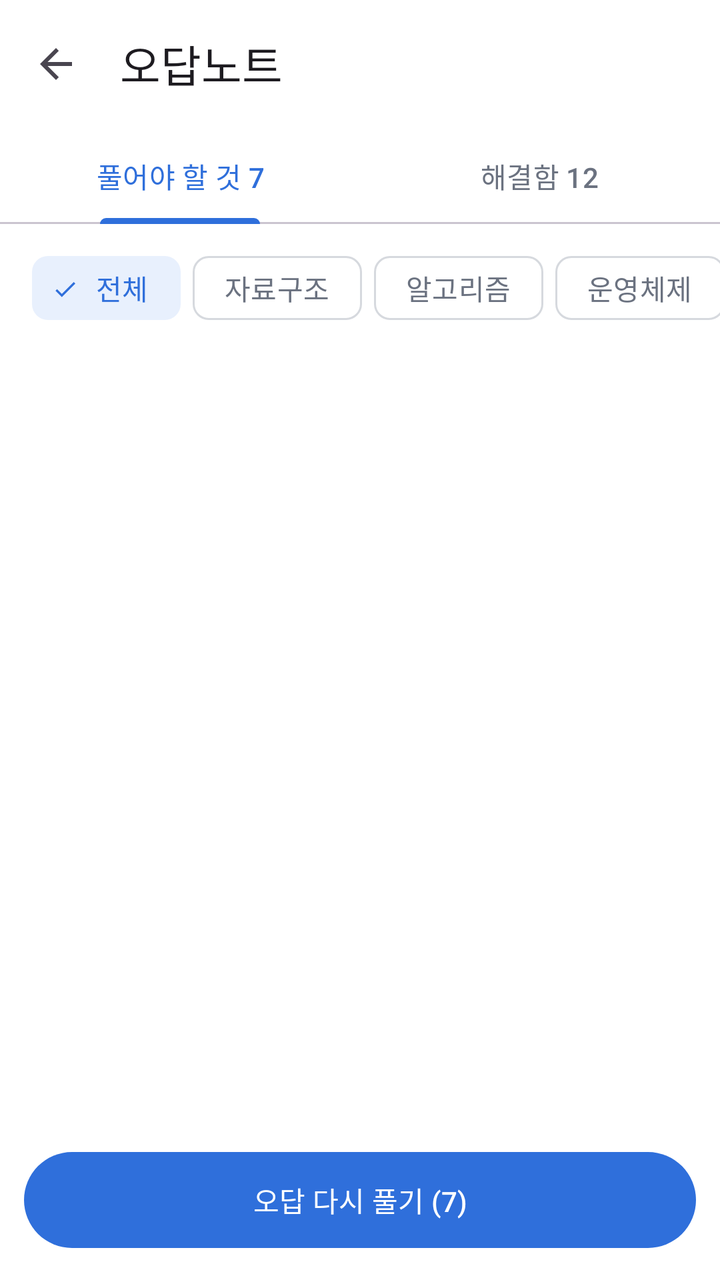
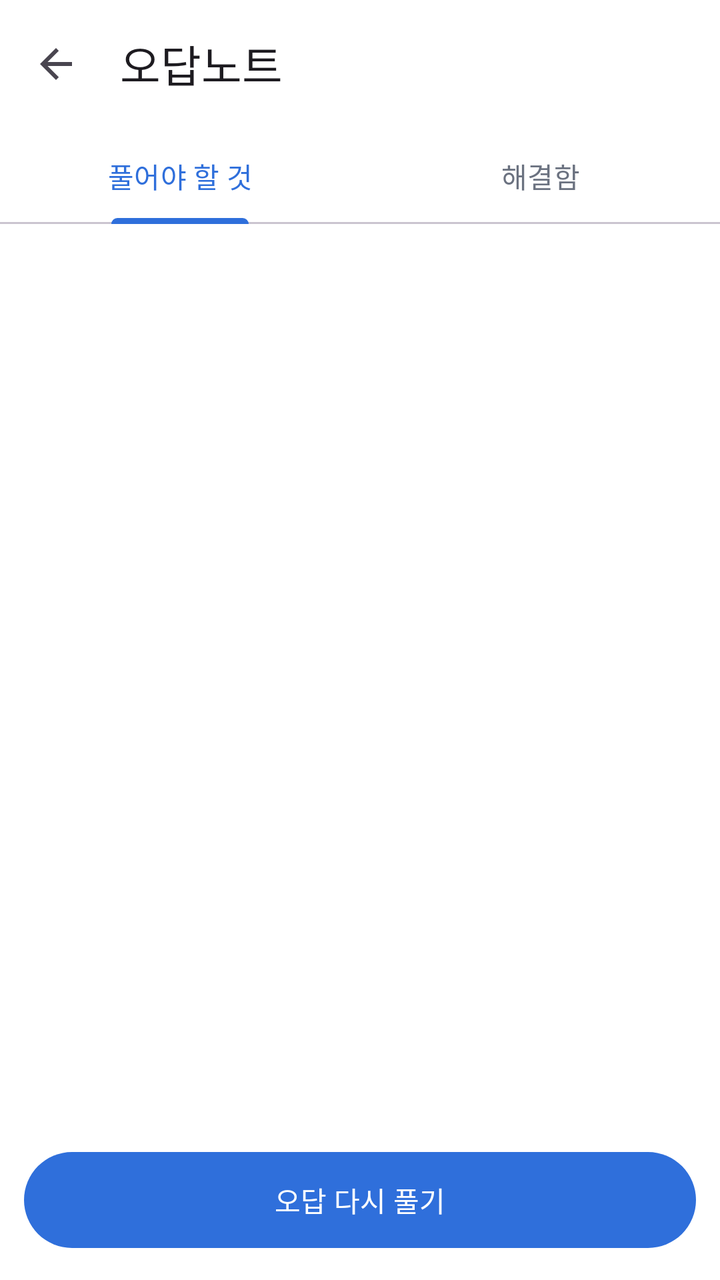

Before-and-after screenshots of an Android layout around one commit, followed by the original layout XML and the change that was made.
<!-- AndroidManifest.xml: application theme Theme.InterviewTrainer -->
<!-- res/layout/activity_wrong_note.xml -->
<?xml version="1.0" encoding="utf-8"?>
<LinearLayout xmlns:android="http://schemas.android.com/apk/res/android"
    xmlns:app="http://schemas.android.com/apk/res-auto"
    xmlns:tools="http://schemas.android.com/tools"
    android:layout_width="match_parent"
    android:layout_height="match_parent"
    android:orientation="vertical"
    tools:context=".concept.WrongNoteActivity">

    <com.google.android.material.appbar.MaterialToolbar
        android:id="@+id/toolbar"
        android:layout_width="match_parent"
        android:layout_height="?attr/actionBarSize"
        app:navigationIcon="?attr/homeAsUpIndicator"
        app:title="오답노트" />

    
    <com.google.android.material.tabs.TabLayout
        android:layout_width="match_parent"
        android:layout_height="wrap_content">

        <com.google.android.material.tabs.TabItem
            android:layout_width="wrap_content"
            android:layout_height="wrap_content"
            android:text="풀어야 할 것 7" />

        <com.google.android.material.tabs.TabItem
            android:layout_width="wrap_content"
            android:layout_height="wrap_content"
            android:text="해결함 12" />
    </com.google.android.material.tabs.TabLayout>

    <HorizontalScrollView
        android:layout_width="match_parent"
        android:layout_height="wrap_content"
        android:paddingTop="8dp"
        android:scrollbars="none">

        <com.google.android.material.chip.ChipGroup
            android:layout_width="wrap_content"
            android:layout_height="wrap_content"
            android:paddingStart="16dp"
            android:paddingEnd="16dp"
            app:chipSpacingHorizontal="6dp"
            app:selectionRequired="true"
            app:singleLine="true"
            app:singleSelection="true">

            <com.google.android.material.chip.Chip
                style="@style/Widget.Material3.Chip.Filter"
                android:layout_width="wrap_content"
                android:layout_height="wrap_content"
                android:checked="true"
                android:text="전체" />

            <com.google.android.material.chip.Chip
                style="@style/Widget.Material3.Chip.Filter"
                android:layout_width="wrap_content"
                android:layout_height="wrap_content"
                android:text="자료구조" />

            <com.google.android.material.chip.Chip
                style="@style/Widget.Material3.Chip.Filter"
                android:layout_width="wrap_content"
                android:layout_height="wrap_content"
                android:text="알고리즘" />

            <com.google.android.material.chip.Chip
                style="@style/Widget.Material3.Chip.Filter"
                android:layout_width="wrap_content"
                android:layout_height="wrap_content"
                android:text="운영체제" />

            <com.google.android.material.chip.Chip
                style="@style/Widget.Material3.Chip.Filter"
                android:layout_width="wrap_content"
                android:layout_height="wrap_content"
                android:text="네트워크" />

            <com.google.android.material.chip.Chip
                style="@style/Widget.Material3.Chip.Filter"
                android:layout_width="wrap_content"
                android:layout_height="wrap_content"
                android:text="DB" />

            <com.google.android.material.chip.Chip
                style="@style/Widget.Material3.Chip.Filter"
                android:layout_width="wrap_content"
                android:layout_height="wrap_content"
                android:text="Java/Kotlin" />

            <com.google.android.material.chip.Chip
                style="@style/Widget.Material3.Chip.Filter"
                android:layout_width="wrap_content"
                android:layout_height="wrap_content"
                android:text="웹/백엔드" />

            <com.google.android.material.chip.Chip
                style="@style/Widget.Material3.Chip.Filter"
                android:layout_width="wrap_content"
                android:layout_height="wrap_content"
                android:text="보안" />

            <com.google.android.material.chip.Chip
                style="@style/Widget.Material3.Chip.Filter"
                android:layout_width="wrap_content"
                android:layout_height="wrap_content"
                android:text="설계/패턴" />

            <com.google.android.material.chip.Chip
                style="@style/Widget.Material3.Chip.Filter"
                android:layout_width="wrap_content"
                android:layout_height="wrap_content"
                android:text="안드로이드" />
        </com.google.android.material.chip.ChipGroup>
    </HorizontalScrollView>

    <androidx.recyclerview.widget.RecyclerView
        android:id="@+id/rvWrong"
        android:layout_width="match_parent"
        android:layout_height="0dp"
        android:layout_weight="1"
        android:clipToPadding="false"
        android:padding="16dp"
        app:layoutManager="androidx.recyclerview.widget.LinearLayoutManager"
        tools:listitem="@layout/item_wrong" />

    <com.google.android.material.button.MaterialButton
        android:id="@+id/btnRetry"
        android:layout_width="match_parent"
        android:layout_height="56dp"
        android:layout_margin="12dp"
        android:text="오답 다시 풀기 (7)" />
</LinearLayout>
<!-- res/layout/item_wrong.xml (included above) -->
<?xml version="1.0" encoding="utf-8"?>
<com.google.android.material.card.MaterialCardView xmlns:android="http://schemas.android.com/apk/res/android"
    style="@style/App.Card"
    android:layout_width="match_parent"
    android:layout_height="wrap_content"
    android:layout_marginBottom="10dp">

    <LinearLayout
        android:layout_width="match_parent"
        android:layout_height="wrap_content"
        android:divider="@drawable/space_10"
        android:orientation="vertical"
        android:padding="14dp"
        android:showDividers="middle">

        <LinearLayout
            android:layout_width="match_parent"
            android:layout_height="wrap_content"
            android:gravity="center_vertical"
            android:orientation="horizontal">

            <TextView
                android:id="@+id/tvCategory"
                style="@style/App.Tag"
                android:layout_width="wrap_content"
                android:layout_height="wrap_content"
                android:background="@drawable/bg_score"
                android:textColor="@color/acc" />

            <Space
                android:layout_width="0dp"
                android:layout_height="0dp"
                android:layout_weight="1" />

            <TextView
                android:id="@+id/tvCount"
                style="@style/App.Text.Mut"
                android:layout_width="wrap_content"
                android:layout_height="wrap_content" />
        </LinearLayout>

        <TextView
            android:id="@+id/tvQuestion"
            style="@style/App.Text.Title"
            android:layout_width="match_parent"
            android:layout_height="wrap_content" />

        <LinearLayout
            android:layout_width="match_parent"
            android:layout_height="wrap_content"
            android:divider="@drawable/space_10"
            android:orientation="horizontal"
            android:showDividers="middle">

            <TextView
                android:id="@+id/tvMyAnswer"
                style="@style/App.Tag.Bad"
                android:layout_width="wrap_content"
                android:layout_height="wrap_content" />

            <TextView
                android:id="@+id/tvCorrect"
                style="@style/App.Tag.Ok"
                android:layout_width="wrap_content"
                android:layout_height="wrap_content" />
        </LinearLayout>

        <com.google.android.material.card.MaterialCardView
            android:id="@+id/cardExplanation"
            style="@style/App.Card.Ok"
            android:layout_width="match_parent"
            android:layout_height="wrap_content"
            android:visibility="gone">

            <LinearLayout
                android:layout_width="match_parent"
                android:layout_height="wrap_content"
                android:orientation="vertical"
                android:padding="12dp">

                <TextView
                    style="@style/App.Text.Caption"
                    android:layout_width="wrap_content"
                    android:layout_height="wrap_content"
                    android:text="해설"
                    android:textColor="@color/ok" />

                <TextView
                    android:id="@+id/tvExplanation"
                    style="@style/App.Text"
                    android:layout_width="match_parent"
                    android:layout_height="wrap_content"
                    android:layout_marginTop="4dp"
                    android:lineSpacingExtra="3dp" />
            </LinearLayout>
        </com.google.android.material.card.MaterialCardView>

        <LinearLayout
            android:layout_width="match_parent"
            android:layout_height="wrap_content"
            android:orientation="horizontal">

            <TextView
                android:id="@+id/tvToggle"
                style="@style/App.Text.Link"
                android:layout_width="0dp"
                android:layout_height="wrap_content"
                android:layout_weight="1" />

            <TextView
                android:id="@+id/tvGoConcept"
                style="@style/App.Text.Link"
                android:layout_width="wrap_content"
                android:layout_height="wrap_content"
                android:padding="4dp"
                android:text="개념 보기 ›" />
        </LinearLayout>
    </LinearLayout>
</com.google.android.material.card.MaterialCardView>
<!-- resources referenced by this layout -->
<resources>
  <color name="acc">#2F6FDB</color>
  <color name="ok">#2E8B57</color>
  <!-- drawable bg_score (drawable) -->
  <?xml version="1.0" encoding="utf-8"?>
  <shape xmlns:android="http://schemas.android.com/apk/res/android" android:shape="rectangle">
      <solid android:color="@color/accbg" />
      <corners android:radius="8dp" />
  </shape>
  <!-- drawable space_10 (drawable) -->
  <?xml version="1.0" encoding="utf-8"?>
  <shape xmlns:android="http://schemas.android.com/apk/res/android" android:shape="rectangle">
      <size android:width="10dp" android:height="10dp" />
      <solid android:color="@android:color/transparent" />
  </shape>
  <style name="App.Card" parent="Widget.Material3.CardView.Outlined">
          <item name="cardBackgroundColor">@color/white</item>
          <item name="strokeColor">@color/line</item>
          <item name="strokeWidth">1dp</item>
          <item name="cardCornerRadius">10dp</item>
          <item name="cardElevation">0dp</item>
      </style>
  <style name="App.Card.Ok">
          <item name="cardBackgroundColor">@color/okbg</item>
          <item name="strokeColor">@color/okline</item>
      </style>
  <style name="App.Tag" parent="">
          <item name="android:paddingStart">10dp</item>
          <item name="android:paddingEnd">10dp</item>
          <item name="android:paddingTop">3dp</item>
          <item name="android:paddingBottom">3dp</item>
          <item name="android:textSize">11sp</item>
          <item name="android:textStyle">bold</item>
      </style>
  <style name="App.Tag.Bad">
          <item name="android:background">@drawable/bg_chip_bad</item>
          <item name="android:textColor">@color/bad</item>
      </style>
  <style name="App.Tag.Ok">
          <item name="android:background">@drawable/bg_chip_ok</item>
          <item name="android:textColor">@color/ok</item>
      </style>
  <style name="App.Text" parent="">
          <item name="android:textColor">@color/ink</item>
          <item name="android:textSize">14sp</item>
      </style>
  <style name="App.Text.Caption">
          <item name="android:textColor">@color/mut</item>
          <item name="android:textSize">12sp</item>
          <item name="android:textStyle">bold</item>
      </style>
  <style name="App.Text.Link">
          <item name="android:textColor">@color/acc</item>
          <item name="android:textSize">12sp</item>
          <item name="android:textStyle">bold</item>
      </style>
  <style name="App.Text.Mut">
          <item name="android:textColor">@color/mut</item>
          <item name="android:textSize">12sp</item>
      </style>
  <style name="App.Text.Title">
          <item name="android:textSize">15sp</item>
          <item name="android:textStyle">bold</item>
      </style>
  <style name="Theme.InterviewTrainer" parent="Base.Theme.InterviewTrainer" />
  <color name="accbg">#E8F0FD</color>
  <color name="white">#FFFFFFFF</color>
  <color name="line">#D6D9DE</color>
  <color name="okbg">#EAF6EF</color>
  <color name="okline">#B5DCC4</color>
  <!-- drawable bg_chip_bad (drawable) -->
  <?xml version="1.0" encoding="utf-8"?>
  <shape xmlns:android="http://schemas.android.com/apk/res/android" android:shape="rectangle">
      <solid android:color="@color/badbg" />
      <stroke android:width="1dp" android:color="@color/badline" />
      <corners android:radius="99dp" />
  </shape>
  <color name="bad">#D64545</color>
  <!-- drawable bg_chip_ok (drawable) -->
  <?xml version="1.0" encoding="utf-8"?>
  <shape xmlns:android="http://schemas.android.com/apk/res/android" android:shape="rectangle">
      <solid android:color="@color/okbg" />
      <stroke android:width="1dp" android:color="@color/okline" />
      <corners android:radius="99dp" />
  </shape>
  <color name="ink">#1F2937</color>
  <color name="mut">#6B7280</color>
  <color name="badbg">#FBEAEA</color>
  <color name="badline">#EFC0C0</color>
  <!-- unchanged entries left out for length: 1 -->
</resources>

<!-- the commit's change to res/layout/activity_wrong_note.xml (unified diff, before → after) -->
@@ -16,27 +16,30 @@
 
     
     <com.google.android.material.tabs.TabLayout
+        android:id="@+id/tabs"
         android:layout_width="match_parent"
         android:layout_height="wrap_content">
 
         <com.google.android.material.tabs.TabItem
             android:layout_width="wrap_content"
             android:layout_height="wrap_content"
-            android:text="풀어야 할 것 7" />
+            android:text="풀어야 할 것" />
 
         <com.google.android.material.tabs.TabItem
             android:layout_width="wrap_content"
             android:layout_height="wrap_content"
-            android:text="해결함 12" />
+            android:text="해결함" />
     </com.google.android.material.tabs.TabLayout>
 
+    
     <HorizontalScrollView
         android:layout_width="match_parent"
         android:layout_height="wrap_content"
-        android:paddingTop="8dp"
+        android:paddingTop="10dp"
         android:scrollbars="none">
 
         <com.google.android.material.chip.ChipGroup
+            android:id="@+id/chips"
             android:layout_width="wrap_content"
             android:layout_height="wrap_content"
             android:paddingStart="16dp"
@@ -44,93 +47,55 @@
             app:chipSpacingHorizontal="6dp"
             app:selectionRequired="true"
             app:singleLine="true"
-            app:singleSelection="true">
-
-            <com.google.android.material.chip.Chip
-                style="@style/Widget.Material3.Chip.Filter"
-                android:layout_width="wrap_content"
-                android:layout_height="wrap_content"
-                android:checked="true"
-                android:text="전체" />
-
-            <com.google.android.material.chip.Chip
-                style="@style/Widget.Material3.Chip.Filter"
-                android:layout_width="wrap_content"
-                android:layout_height="wrap_content"
-                android:text="자료구조" />
-
-            <com.google.android.material.chip.Chip
-                style="@style/Widget.Material3.Chip.Filter"
-                android:layout_width="wrap_content"
-                android:layout_height="wrap_content"
-                android:text="알고리즘" />
-
-            <com.google.android.material.chip.Chip
-                style="@style/Widget.Material3.Chip.Filter"
-                android:layout_width="wrap_content"
-                android:layout_height="wrap_content"
-                android:text="운영체제" />
-
-            <com.google.android.material.chip.Chip
-                style="@style/Widget.Material3.Chip.Filter"
-                android:layout_width="wrap_content"
-                android:layout_height="wrap_content"
-                android:text="네트워크" />
-
-            <com.google.android.material.chip.Chip
-                style="@style/Widget.Material3.Chip.Filter"
-                android:layout_width="wrap_content"
-                android:layout_height="wrap_content"
-                android:text="DB" />
-
-            <com.google.android.material.chip.Chip
-                style="@style/Widget.Material3.Chip.Filter"
-                android:layout_width="wrap_content"
-                android:layout_height="wrap_content"
-                android:text="Java/Kotlin" />
-
-            <com.google.android.material.chip.Chip
-                style="@style/Widget.Material3.Chip.Filter"
-                android:layout_width="wrap_content"
-                android:layout_height="wrap_content"
-                android:text="웹/백엔드" />
-
-            <com.google.android.material.chip.Chip
-                style="@style/Widget.Material3.Chip.Filter"
-                android:layout_width="wrap_content"
-                android:layout_height="wrap_content"
-                android:text="보안" />
-
-            <com.google.android.material.chip.Chip
-                style="@style/Widget.Material3.Chip.Filter"
-                android:layout_width="wrap_content"
-                android:layout_height="wrap_content"
-                android:text="설계/패턴" />
-
-            <com.google.android.material.chip.Chip
-                style="@style/Widget.Material3.Chip.Filter"
-                android:layout_width="wrap_content"
-                android:layout_height="wrap_content"
-                android:text="안드로이드" />
-        </com.google.android.material.chip.ChipGroup>
+            app:singleSelection="true" />
     </HorizontalScrollView>
 
-    <androidx.recyclerview.widget.RecyclerView
-        android:id="@+id/rvWrong"
+    <FrameLayout
         android:layout_width="match_parent"
         android:layout_height="0dp"
-        android:layout_weight="1"
-        android:clipToPadding="false"
-        android:padding="16dp"
-        app:layoutManager="androidx.recyclerview.widget.LinearLayoutManager"
-        tools:listitem="@layout/item_wrong" />
+        android:layout_weight="1">
+
+        <androidx.recyclerview.widget.RecyclerView
+            android:id="@+id/rvWrong"
+            android:layout_width="match_parent"
+            android:layout_height="match_parent"
+            android:clipToPadding="false"
+            android:padding="16dp"
+            app:layoutManager="androidx.recyclerview.widget.LinearLayoutManager"
+            tools:listitem="@layout/item_wrong" />
+
+        
+        <LinearLayout
+            android:id="@+id/llEmpty"
+            android:layout_width="match_parent"
+            android:layout_height="match_parent"
+            android:gravity="center"
+            android:orientation="vertical"
+            android:padding="32dp"
+            android:visibility="gone">
+
+            <TextView
+                android:id="@+id/tvEmpty"
+                style="@style/App.Text.Mut"
+                android:layout_width="wrap_content"
+                android:layout_height="wrap_content"
+                android:gravity="center" />
+
+            <com.google.android.material.button.MaterialButton
+                android:id="@+id/btnQuizEmpty"
+                android:layout_width="wrap_content"
+                android:layout_height="wrap_content"
+                android:layout_marginTop="12dp"
+                android:text="퀴즈 풀러 가기" />
+        </LinearLayout>
+    </FrameLayout>
 
     <com.google.android.material.button.MaterialButton
         android:id="@+id/btnRetry"
         android:layout_width="match_parent"
         android:layout_height="56dp"
         android:layout_margin="12dp"
-        android:text="오답 다시 풀기 (7)" />
+        android:text="오답 다시 풀기" />
 </LinearLayout>
 <!-- res/layout/item_wrong.xml (included above) -->
 <?xml version="1.0" encoding="utf-8"?>
@@ -184,20 +149,23 @@
             android:layout_width="match_parent"
             android:layout_height="wrap_content"
             android:divider="@drawable/space_10"
-            android:orientation="horizontal"
+            android:orientation="vertical"
             android:showDividers="middle">
 
+            
             <TextView
                 android:id="@+id/tvMyAnswer"
                 style="@style/App.Tag.Bad"
-                android:layout_width="wrap_content"
-                android:layout_height="wrap_content" />
+                android:layout_width="match_parent"
+                android:layout_height="wrap_content"
+                android:textSize="13sp" />
 
             <TextView
                 android:id="@+id/tvCorrect"
                 style="@style/App.Tag.Ok"
-                android:layout_width="wrap_content"
-                android:layout_height="wrap_content" />
+                android:layout_width="match_parent"
+                android:layout_height="wrap_content"
+                android:textSize="13sp" />
         </LinearLayout>
 
         <com.google.android.material.card.MaterialCardView
